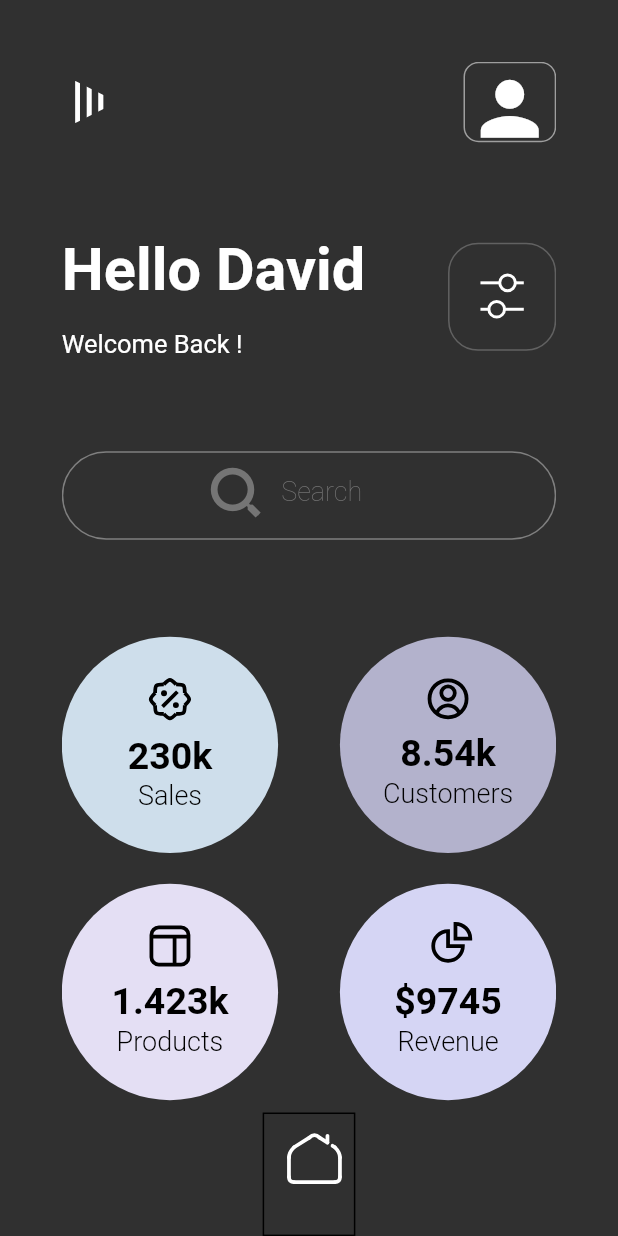
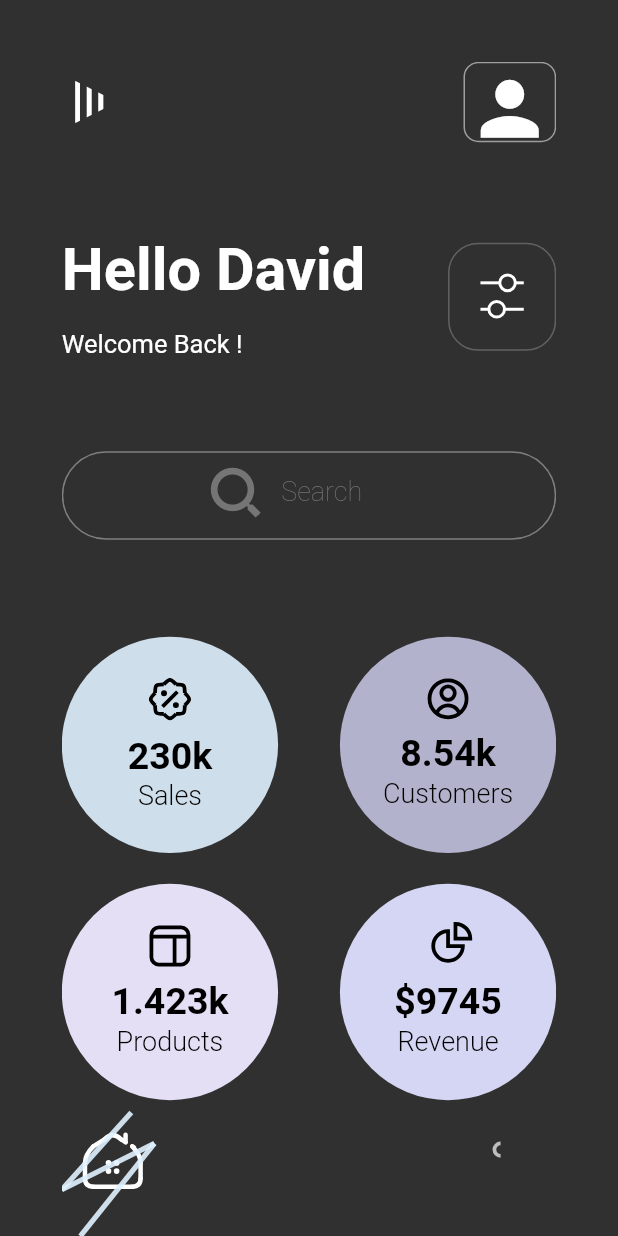
Before and after one commit to dalyathan/Finance-App-Dark-theme, a Flutter app: the screen it shows after launch, on a phone screen of 412 x 824 dp. Run offline on Flutter 3.47's test engine with Material 2 defaults, Android fonts, the phone set to English and light mode, and no system bars.

Commit message:
done with the stylish icon in the bottom nav bar

```diff
--- a/lib/finance_dark_theme.dart
+++ b/lib/finance_dark_theme.dart
@@ -2,6 +2,7 @@ import 'package:flutter/material.dart';
 import 'package:portfolio/widgets/clippers/rectangular_clipper.dart';
 import 'package:portfolio/widgets/clippers/triangular_clipper.dart';
 import 'package:portfolio/widgets/containers/circular_widget.dart';
+import 'package:portfolio/widgets/icons/folder_icon.dart';
 import 'package:portfolio/widgets/icons/stylish_house_icon.dart';
 import 'package:portfolio/widgets/icons/sales_icon.dart';
 import 'package:portfolio/widgets/icons/customers_icon.dart';
@@ -94,19 +95,15 @@ class _FinanceDarkThemeState extends State<FinanceDarkTheme> {
                           "Revenue"),
                       size),
                   SizedBox(height: size.height * 0.01),
-                  Container(
-                    width: size.width * 0.15,
-                    height: size.height * 0.1,
-                    decoration: BoxDecoration(
-                      border: Border.all(
-                        color: Colors.black,
-                        width: 1,
+                  Row(
+                    mainAxisAlignment: MainAxisAlignment.spaceBetween,
+                    children: [
+                      StylishHouseIcon(
+                        width: size.width * 0.15,
+                        height: size.height * 0.1,
                       ),
-                    ),
-                    child: StylishHouseIcon(
-                      width: size.width * 0.15,
-                      height: size.height * 0.1,
-                    ),
+                      FolderIcon(size: size.width * 0.1)
+                    ],
                   ),
                 ],
               ),
--- /dev/null
+++ b/lib/widgets/icons/folder_icon.dart
@@ -0,0 +1,20 @@
+import 'package:flutter/material.dart';
+import 'package:portfolio/widgets/painters/folder_icon_painter.dart';
+
+class FolderIcon extends StatefulWidget {
+  final double size;
+  const FolderIcon({Key? key, required this.size}) : super(key: key);
+
+  @override
+  _FolderIconState createState() => _FolderIconState();
+}
+
+class _FolderIconState extends State<FolderIcon> {
+  @override
+  Widget build(BuildContext context) {
+    return CustomPaint(
+      size: Size.square(widget.size),
+      painter: FolderIconPainter(),
+    );
+  }
+}
--- a/lib/widgets/icons/stylish_house_icon.dart
+++ b/lib/widgets/icons/stylish_house_icon.dart
@@ -1,5 +1,7 @@
 import 'package:flutter/material.dart';
+import 'package:portfolio/widgets/painters/four_dots_painter.dart';
 import 'package:portfolio/widgets/painters/house_icon_painter.dart';
+import 'package:portfolio/widgets/painters/zig_zag_painter.dart';
 
 class StylishHouseIcon extends StatefulWidget {
   final double width;
@@ -14,11 +16,8 @@ class StylishHouseIcon extends StatefulWidget {
 class _StylishHouseIconState extends State<StylishHouseIcon> {
   @override
   Widget build(BuildContext context) {
-    Size houseIconSize = Size(widget.width * 0.55, widget.height * 0.4);
-    print("width " +
-        widget.width.toString() +
-        " height " +
-        widget.height.toString());
+    Size houseIconSize = Size(widget.width * 0.6, widget.height * 0.45);
+    Size fourdotsSize = Size(widget.width * 0.175, widget.width * 0.175);
     return Stack(
       children: [
         Positioned(
@@ -28,7 +27,19 @@ class _StylishHouseIconState extends State<StylishHouseIcon> {
             size: houseIconSize,
             painter: HouseIconPainter(),
           ),
-        )
+        ),
+        Positioned(
+            right: widget.width * 0.365,
+            top: widget.height * 0.375,
+            child: CustomPaint(
+              size: fourdotsSize,
+              painter: FourDotsPainter(),
+            )),
+        Positioned(
+            child: CustomPaint(
+          size: Size(widget.width, widget.height),
+          painter: ZigZagPainter(),
+        ))
       ],
     );
   }
--- a/lib/widgets/painters/table_painter.dart
+++ b/lib/widgets/painters/table_painter.dart
@@ -27,7 +27,6 @@ class ProductsIconPainter extends CustomPainter {
 
   @override
   bool shouldRepaint(covariant CustomPainter oldDelegate) {
-    // TODO: implement shouldRepaint
     return false;
   }
 }
```
Also changed, not shown: lib/widgets/painters/folder_icon_painter.dart (added, +29 -0 lines), lib/widgets/painters/four_dots_painter.dart (+9 -8 lines), lib/widgets/painters/house_icon_painter.dart (+5 -8 lines), lib/widgets/painters/zig_zag_painter.dart (added, +29 -0 lines).
